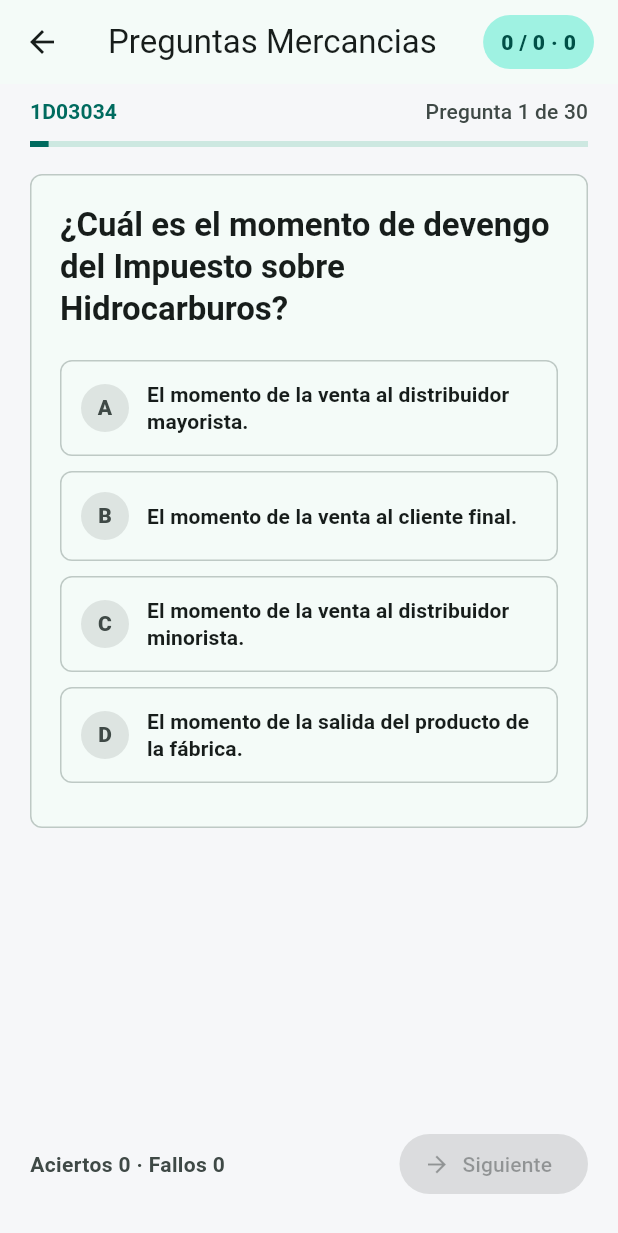
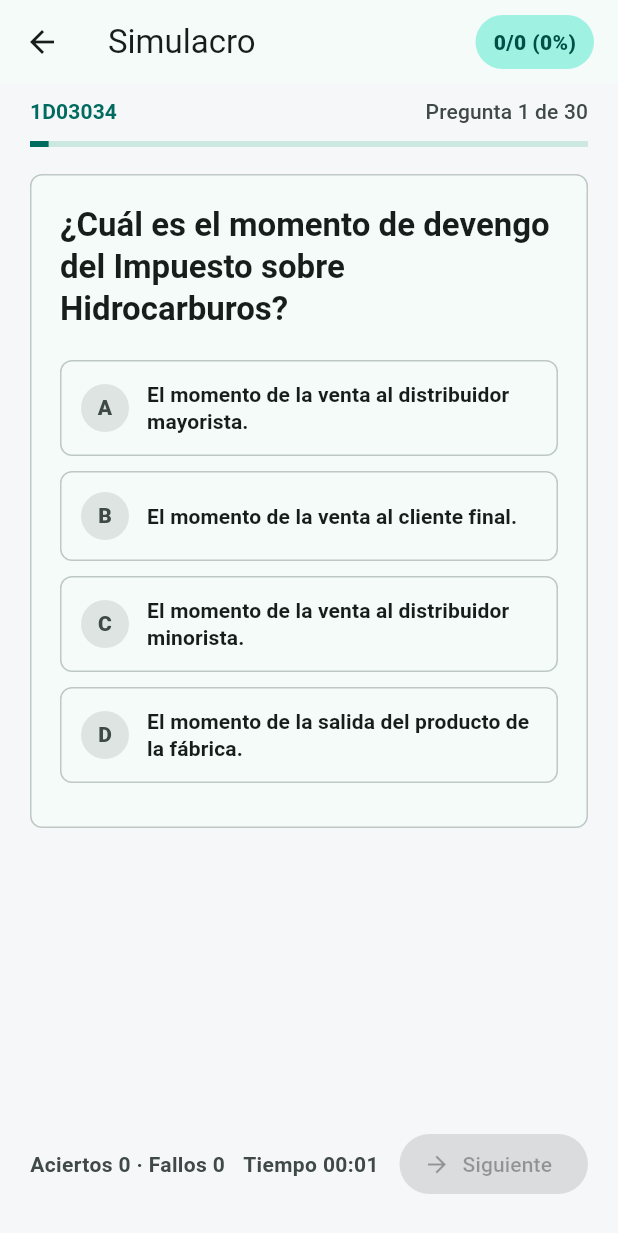
Before and after one commit to alestiago/preguntas_mercancias, a Flutter app: the screen it shows after launch, after a tap on "Simulacro", on a phone screen of 412 x 824 dp. Shown: the top 1233 px of the screen. Run offline on Flutter 3.47's test engine with Material 3 defaults, Android fonts, the phone set to English and light mode, and no system bars; our stand-ins replace bloc, drift, drift_flutter, flutter_bloc, flutter_sticky_header; missing offline and left inert: json_schema_builder; accounts and stored records are empty; generated files the repository leaves out were written again.

Commit message:
feat: improvements

```diff
--- a/pm_app/lib/l10n/app_localizations.dart
+++ b/pm_app/lib/l10n/app_localizations.dart
@@ -142,6 +142,48 @@ abstract class AppLocalizations {
   /// **'Pregunta no disponible'**
   String get answerHistoryUnknownQuestion;
 
+  /// No description provided for @settingsTitle.
+  ///
+  /// In es, this message translates to:
+  /// **'Ajustes'**
+  String get settingsTitle;
+
+  /// No description provided for @appVersion.
+  ///
+  /// In es, this message translates to:
+  /// **'Versión'**
+  String get appVersion;
+
+  /// No description provided for @resetProgress.
+  ///
+  /// In es, this message translates to:
+  /// **'Reiniciar progreso'**
+  String get resetProgress;
+
+  /// No description provided for @resetProgressConfirmationTitle.
+  ///
+  /// In es, this message translates to:
+  /// **'Reiniciar progreso'**
+  String get resetProgressConfirmationTitle;
+
+  /// No description provided for @resetProgressConfirmationMessage.
+  ///
+  /// In es, this message translates to:
+  /// **'Se borrarán tus respuestas y estadísticas. Esta acción no se puede deshacer.'**
+  String get resetProgressConfirmationMessage;
+
+  /// No description provided for @cancel.
+  ///
+  /// In es, this message translates to:
+  /// **'Cancelar'**
+  String get cancel;
+
+  /// No description provided for @progressReset.
+  ///
+  /// In es, this message translates to:
+  /// **'Progreso reiniciado'**
+  String get progressReset;
+
   /// No description provided for @startSimulacro.
   ///
   /// In es, this message translates to:
@@ -220,6 +262,12 @@ abstract class AppLocalizations {
   /// **'Aciertos {correctCount} · Fallos {incorrectCount}'**
   String sessionScore(int correctCount, int incorrectCount);
 
+  /// No description provided for @elapsedTime.
+  ///
+  /// In es, this message translates to:
+  /// **'Tiempo {elapsedTime}'**
+  String elapsedTime(String elapsedTime);
+
   /// No description provided for @nextQuestion.
   ///
   /// In es, this message translates to:
@@ -241,11 +289,11 @@ abstract class AppLocalizations {
   /// No description provided for @scorePill.
   ///
   /// In es, this message translates to:
-  /// **'{correctCount} / {incorrectCount} · {answeredQuestionCount}'**
+  /// **'{correctCount}/{answeredQuestionCount} ({scorePercentage}%)'**
   String scorePill(
     int correctCount,
-    int incorrectCount,
     int answeredQuestionCount,
+    int scorePercentage,
   );
 
   /// No description provided for @noQuestionsAvailable.
--- a/pm_app/lib/src/home/home_page.dart
+++ b/pm_app/lib/src/home/home_page.dart
@@ -9,6 +9,7 @@ import '../practice/bloc/practice_bloc.dart';
 import '../practice/practice_page.dart';
 import '../questions/draw_simulacro_questions.dart';
 import '../questions/load_questions.dart';
+import '../settings/settings_page.dart';
 import 'bloc/home_bloc.dart';
 
 const _pendingPracticeBatchSize = 10;
@@ -67,6 +68,13 @@ class _QuestionHomeView extends StatelessWidget {
                   onPressed: () => _openAnswerHistory(context, loadedState),
                   icon: const Icon(Icons.history),
                 ),
+              if (state is HomeLoaded)
+                IconButton(
+                  key: const ValueKey('settings-button'),
+                  tooltip: localizations.settingsTitle,
+                  onPressed: () => _openSettings(context),
+                  icon: const Icon(Icons.settings),
+                ),
             ],
           ),
           body: SafeArea(
@@ -94,6 +102,15 @@ class _QuestionHomeView extends StatelessWidget {
     );
   }
 
+  void _openSettings(BuildContext context) {
+    Navigator.of(context).push<void>(
+      MaterialPageRoute(
+        builder: (_) =>
+            SettingsPage(questionProgressStore: questionProgressStore),
+      ),
+    );
+  }
+
   void _openPractice(
     BuildContext context, {
     LoadQuestions? practiceLoadQuestions,
@@ -102,6 +119,8 @@ class _QuestionHomeView extends StatelessWidget {
     bool isReviewMode = false,
     bool isPendingMode = false,
     bool isSimulacroMode = false,
+    int? pendingQuestionCount,
+    Map<String, int> pendingQuestionCountsBySection = const {},
   }) {
     final homeBloc = context.read<HomeBloc>();
 
@@ -116,6 +135,8 @@ class _QuestionHomeView extends StatelessWidget {
               isReviewMode: isReviewMode,
               isPendingMode: isPendingMode,
               isSimulacroMode: isSimulacroMode,
+              pendingQuestionCount: pendingQuestionCount,
+              pendingQuestionCountsBySection: pendingQuestionCountsBySection,
             ),
           ),
         )
@@ -177,7 +198,27 @@ class _QuestionHomeView extends StatelessWidget {
       loadMoreQuestions: _pendingLoadMoreQuestionsFor(state),
       initialSection: null,
       isPendingMode: true,
+      pendingQuestionCount: state.unansweredQuestionCount,
+      pendingQuestionCountsBySection: _pendingQuestionCountsBySection(state),
     );
+  }
+
+  Map<String, int> _pendingQuestionCountsBySection(HomeLoaded state) {
+    final countsBySection = <String, int>{};
+
+    for (final question in state.questions) {
+      if (state.progressSnapshot.progressFor(question.code) != null) {
+        continue;
+      }
+
+      countsBySection.update(
+        question.section,
+        (count) => count + 1,
+        ifAbsent: () => 1,
+      );
+    }
+
+    return Map.unmodifiable(countsBySection);
   }
 
   LoadQuestions _pendingLoadQuestionsFor(HomeLoaded state) {
--- a/pm_app/lib/src/practice/practice_page.dart
+++ b/pm_app/lib/src/practice/practice_page.dart
@@ -1,3 +1,5 @@
+import 'dart:async';
+
 import 'package:flutter/material.dart';
 import 'package:flutter_bloc/flutter_bloc.dart';
 import 'package:pm_persistence/pm_persistence.dart';
@@ -17,6 +19,8 @@ class QuestionPracticePage extends StatelessWidget {
     this.isReviewMode = false,
     this.isPendingMode = false,
     this.isSimulacroMode = false,
+    this.pendingQuestionCount,
+    this.pendingQuestionCountsBySection = const {},
   }) : loadQuestions = loadQuestions ?? loadQuestionsFromBank;
 
   final LoadQuestions loadQuestions;
@@ -26,6 +30,8 @@ class QuestionPracticePage extends StatelessWidget {
   final bool isReviewMode;
   final bool isPendingMode;
   final bool isSimulacroMode;
+  final int? pendingQuestionCount;
+  final Map<String, int> pendingQuestionCountsBySection;
 
   @override
   Widget build(BuildContext context) {
@@ -39,13 +45,22 @@ class QuestionPracticePage extends StatelessWidget {
         isPendingMode: isPendingMode,
         isSimulacroMode: isSimulacroMode,
       )..add(const PracticeStarted()),
-      child: const _QuestionPracticeView(),
+      child: _QuestionPracticeView(
+        pendingQuestionCount: pendingQuestionCount,
+        pendingQuestionCountsBySection: pendingQuestionCountsBySection,
+      ),
     );
   }
 }
 
 class _QuestionPracticeView extends StatelessWidget {
-  const _QuestionPracticeView();
+  const _QuestionPracticeView({
+    required this.pendingQuestionCount,
+    required this.pendingQuestionCountsBySection,
+  });
+
+  final int? pendingQuestionCount;
+  final Map<String, int> pendingQuestionCountsBySection;
 
   @override
   Widget build(BuildContext context) {
@@ -58,31 +73,58 @@ class _QuestionPracticeView extends StatelessWidget {
           canPop: canPop,
           child: Scaffold(
             appBar: AppBar(
-              title: Text(localizations.appTitle),
+              title: Text(_practiceTitle(localizations, state)),
               actions: [
                 Padding(
                   padding: const EdgeInsets.only(right: 16),
                   child: _ScorePill(
                     correctCount: state.correctCount,
-                    incorrectCount: state.incorrectCount,
                     answeredQuestionCount:
-                        state.progressSnapshot.answeredQuestionCount,
+                        state.correctCount + state.incorrectCount,
                   ),
                 ),
               ],
             ),
-            body: SafeArea(child: _PracticeBody(state: state)),
+            body: SafeArea(
+              child: _PracticeBody(
+                state: state,
+                pendingQuestionCount: pendingQuestionCount,
+                pendingQuestionCountsBySection: pendingQuestionCountsBySection,
+              ),
+            ),
           ),
         );
       },
     );
   }
+
+  String _practiceTitle(AppLocalizations localizations, PracticeState state) {
+    if (state.isPendingMode) {
+      return localizations.pendingQuestions;
+    }
+
+    if (state.isReviewMode) {
+      return 'Por Repasar';
+    }
+
+    if (state.isSimulacroMode) {
+      return localizations.startSimulacro;
+    }
+
+    return localizations.appTitle;
+  }
 }
 
 class _PracticeBody extends StatelessWidget {
-  const _PracticeBody({required this.state});
+  const _PracticeBody({
+    required this.state,
+    required this.pendingQuestionCount,
+    required this.pendingQuestionCountsBySection,
+  });
 
   final PracticeState state;
+  final int? pendingQuestionCount;
+  final Map<String, int> pendingQuestionCountsBySection;
 
   @override
   Widget build(BuildContext context) {
@@ -98,19 +140,31 @@ class _PracticeBody extends StatelessWidget {
           onSectionSelected: (section) =>
               context.read<PracticeBloc>().add(SectionSelected(section)),
         ),
-      PracticeLoaded loadedState => _PracticeContent(state: loadedState),
+      PracticeLoaded loadedState => _PracticeContent(
+        state: loadedState,
+        pendingQuestionCount: pendingQuestionCount,
+        pendingQuestionCountsBySection: pendingQuestionCountsBySection,
+      ),
     };
   }
 }
 
 class _PracticeContent extends StatelessWidget {
-  const _PracticeContent({required this.state});
+  const _PracticeContent({
+    required this.state,
+    required this.pendingQuestionCount,
+    required this.pendingQuestionCountsBySection,
+  });
 
   final PracticeLoaded state;
+  final int? pendingQuestionCount;
+  final Map<String, int> pendingQuestionCountsBySection;
 
   @override
   Widget build(BuildContext context) {
     final question = state.currentQuestion;
+    final currentQuestionNumber = _currentQuestionNumber;
+    final questionCount = _questionCount;
 
     return CustomScrollView(
       slivers: [
@@ -134,9 +188,9 @@ class _PracticeContent extends StatelessWidget {
                   children: [
                     _QuestionProgress(
                       question: question,
-                      currentIndex: state.currentIndex,
-                      questionCount: state.questions.length,
-                      progress: state.progress,
+                      currentQuestionNumber: currentQuestionNumber,
+                      questionCount: questionCount,
+                      progress: _progress(currentQuestionNumber, questionCount),
                     ),
                     const SizedBox(height: 18),
                     _QuestionPanel(
@@ -182,6 +236,41 @@ class _PracticeContent extends StatelessWidget {
         ),
       ],
     );
+  }
+
+  int get _currentQuestionNumber {
+    if (!state.isPendingMode) {
+      return state.currentIndex + 1;
+    }
+
+    final answeredQuestionCount = state.correctCount + state.incorrectCount;
+    return state.answered ? answeredQuestionCount : answeredQuestionCount + 1;
+  }
+
+  int get _questionCount {
+    if (!state.isPendingMode) {
+      return state.questions.length;
+    }
+
+    final selectedSection = state.selectedSection;
+    if (selectedSection != null) {
+      return pendingQuestionCountsBySection[selectedSection] ??
+          state.questions.length;
+    }
+
+    return pendingQuestionCount ?? state.questions.length;
+  }
+
+  double _progress(int currentQuestionNumber, int questionCount) {
+    if (!state.isPendingMode) {
+      return state.progress;
+    }
+
+    if (questionCount == 0) {
+      return 0;
+    }
+
+    return (currentQuestionNumber / questionCount).clamp(0, 1).toDouble();
   }
 }
 
@@ -233,13 +322,13 @@ class _SectionSelector extends StatelessWidget {
 class _QuestionProgress extends StatelessWidget {
   const _QuestionProgress({
     required this.question,
-    required this.currentIndex,
+    required this.currentQuestionNumber,
     required this.questionCount,
     required this.progress,
   });
 
   final Question question;
-  final int currentIndex;
+  final int currentQuestionNumber;
   final int questionCount;
   final double progress;
 
@@ -263,7 +352,10 @@ class _QuestionProgress extends StatelessWidget {
             ),
             const Spacer(),
             Text(
-              localizations.questionProgress(currentIndex + 1, questionCount),
+              localizations.questionProgress(
+                currentQuestionNumber,
+                questionCount,
+              ),
               style: textTheme.labelLarge?.copyWith(
                 color: colorScheme.onSurfaceVariant,
               ),
@@ -577,12 +669,20 @@ class _SessionFooter extends StatelessWidget {
     return Row(
       children: [
         Expanded(
-          child: Text(
-            localizations.sessionScore(correctCount, incorrectCount),
-            style: textTheme.bodyMedium?.copyWith(
-              color: colorScheme.onSurfaceVariant,
-              fontWeight: FontWeight.w600,
-            ),
+          child: Wrap(
+            spacing: 12,
+            runSpacing: 4,
+            crossAxisAlignment: WrapCrossAlignment.center,
+            children: [
+              Text(
+                localizations.sessionScore(correctCount, incorrectCount),
+                style: textTheme.bodyMedium?.copyWith(
+                  color: colorScheme.onSurfaceVariant,
+                  fontWeight: FontWeight.w600,
+                ),
+              ),
+              if (isSimulacroMode) const _SimulacroElapsedTimer(),
+            ],
           ),
         ),
         FilledButton.icon(
@@ -610,21 +710,77 @@ class _SessionFooter extends StatelessWidget {
   }
 }
 
+class _SimulacroElapsedTimer extends StatefulWidget {
+  const _SimulacroElapsedTimer();
+
+  @override
+  State<_SimulacroElapsedTimer> createState() => _SimulacroElapsedTimerState();
+}
+
+class _SimulacroElapsedTimerState extends State<_SimulacroElapsedTimer> {
+  Timer? _timer;
+  var _elapsed = Duration.zero;
+
+  @override
+  void initState() {
+    super.initState();
+    _timer = Timer.periodic(const Duration(seconds: 1), (_) {
+      setState(() {
+        _elapsed += const Duration(seconds: 1);
+      });
+    });
+  }
+
+  @override
+  void dispose() {
+    _timer?.cancel();
+    super.dispose();
+  }
+
+  @override
+  Widget build(BuildContext context) {
+    final localizations = AppLocalizations.of(context);
+    final colorScheme = Theme.of(context).colorScheme;
+
+    return Text(
+      key: const ValueKey('simulacro-elapsed-time'),
+      localizations.elapsedTime(_formatDuration(_elapsed)),
+      style: Theme.of(context).textTheme.bodyMedium?.copyWith(
+        color: colorScheme.onSurfaceVariant,
+        fontWeight: FontWeight.w600,
+      ),
+    );
+  }
+
+  String _formatDuration(Duration duration) {
+    final hours = duration.inHours;
+    final minutes = duration.inMinutes.remainder(60).toString().padLeft(2, '0');
+    final seconds = duration.inSeconds.remainder(60).toString().padLeft(2, '0');
+
+    if (hours > 0) {
+      return '$hours:$minutes:$seconds';
+    }
+
+    return '$minutes:$seconds';
+  }
+}
+
 class _ScorePill extends StatelessWidget {
   const _ScorePill({
     required this.correctCount,
-    required this.incorrectCount,
     required this.answeredQuestionCount,
   });
 
   final int correctCount;
-  final int incorrectCount;
   final int answeredQuestionCount;
 
   @override
   Widget build(BuildContext context) {
     final colorScheme = Theme.of(context).colorScheme;
     final localizations = AppLocalizations.of(context);
+    final scorePercentage = answeredQuestionCount == 0
+        ? 0
+        : ((correctCount / answeredQuestionCount) * 100).round();
 
     return DecoratedBox(
       decoration: BoxDecoration(
@@ -636,8 +792,8 @@ class _ScorePill extends StatelessWidget {
         child: Text(
           localizations.scorePill(
             correctCount,
-            incorrectCount,
             answeredQuestionCount,
+            scorePercentage,
           ),
           style: TextStyle(
             color: colorScheme.onPrimaryContainer,
```
Also changed, not shown: pm_app/lib/l10n/app_es.arb (+18 -3 lines), pm_app/lib/l10n/app_localizations_es.dart (+29 -2 lines), pm_app/lib/src/settings/settings_page.dart (added, +82 -0 lines), 1 other file.
